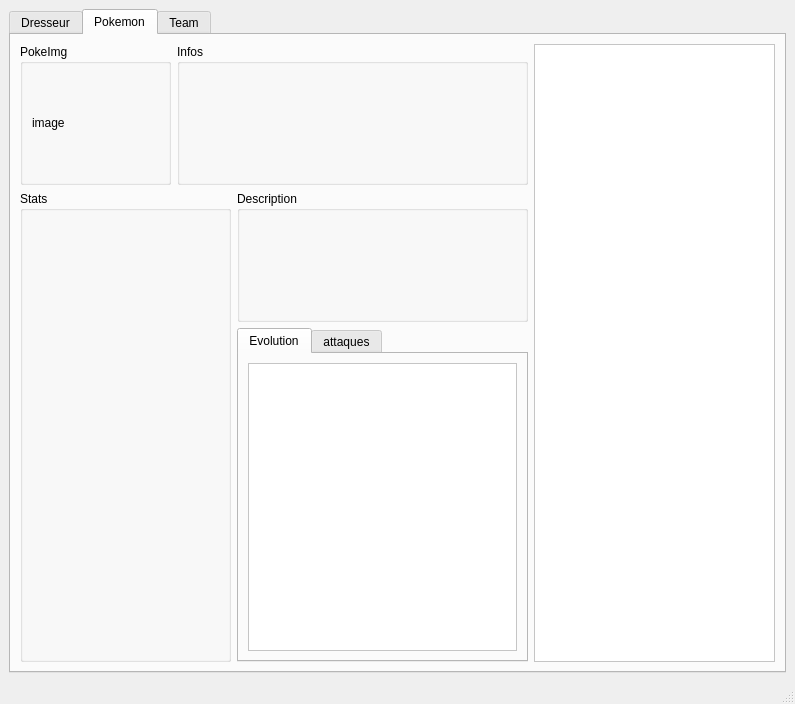
RemiGuillard/poketroll, file pokedex.ui: the form before one commit.
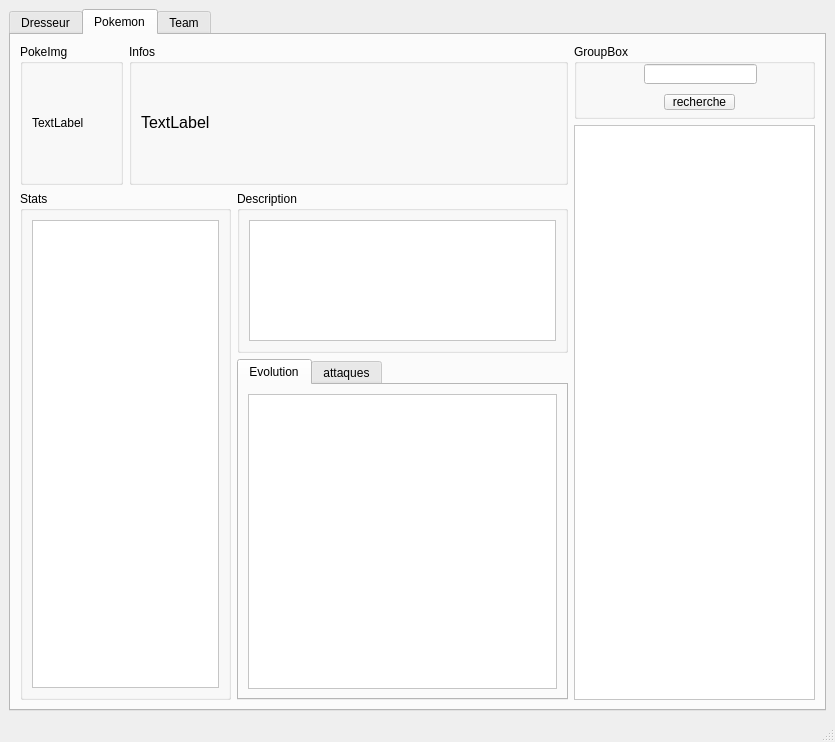
The form after the commit. The open tabs and pages were chosen to show the change.

Commit message: etape 1 fini + recherche de pokemon

```diff
--- a/pokedex.ui
+++ b/pokedex.ui
@@ -6,14 +6,14 @@
    <rect>
     <x>0</x>
     <y>0</y>
-    <width>795</width>
-    <height>704</height>
+    <width>835</width>
+    <height>742</height>
    </rect>
   </property>
   <property name="minimumSize">
    <size>
-    <width>795</width>
-    <height>704</height>
+    <width>835</width>
+    <height>742</height>
    </size>
   </property>
   <property name="windowTitle">
@@ -119,12 +119,12 @@
         <string>Pokemon</string>
        </attribute>
        <layout class="QGridLayout" name="gridLayout">
-        <item row="0" column="0">
+        <item row="0" column="0" rowspan="2">
          <widget class="QGroupBox" name="pokeImg">
           <property name="minimumSize">
            <size>
-            <width>151</width>
-            <height>141</height>
+            <width>80</width>
+            <height>80</height>
            </size>
           </property>
           <property name="title">
@@ -134,14 +134,14 @@
            <item>
             <widget class="QLabel" name="label">
              <property name="text">
-              <string>image</string>
+              <string>TextLabel</string>
              </property>
             </widget>
            </item>
           </layout>
          </widget>
         </item>
-        <item row="0" column="1" colspan="2">
+        <item row="0" column="1" rowspan="2" colspan="2">
          <widget class="QGroupBox" name="pokeIdNom">
           <property name="minimumSize">
            <size>
@@ -152,19 +152,75 @@
           <property name="title">
            <string>Infos</string>
           </property>
+          <layout class="QHBoxLayout" name="horizontalLayout_4">
+           <item>
+            <widget class="QLabel" name="labelName">
+             <property name="font">
+              <font>
+               <pointsize>12</pointsize>
+              </font>
+             </property>
+             <property name="focusPolicy">
+              <enum>Qt::StrongFocus</enum>
+             </property>
+             <property name="autoFillBackground">
+              <bool>false</bool>
+             </property>
+             <property name="text">
+              <string>TextLabel</string>
+             </property>
+            </widget>
+           </item>
+          </layout>
          </widget>
         </item>
-        <item row="0" column="3" rowspan="3">
+        <item row="0" column="3">
+         <widget class="QGroupBox" name="groupBox">
+          <property name="minimumSize">
+           <size>
+            <width>231</width>
+            <height>75</height>
+           </size>
+          </property>
+          <property name="title">
+           <string>GroupBox</string>
+          </property>
+          <widget class="QPushButton" name="searchButton">
+           <property name="geometry">
+            <rect>
+             <x>90</x>
+             <y>50</y>
+             <width>71</width>
+             <height>16</height>
+            </rect>
+           </property>
+           <property name="text">
+            <string>recherche</string>
+           </property>
+          </widget>
+          <widget class="QLineEdit" name="searchLine">
+           <property name="geometry">
+            <rect>
+             <x>70</x>
+             <y>20</y>
+             <width>113</width>
+             <height>20</height>
+            </rect>
+           </property>
+          </widget>
+         </widget>
+        </item>
+        <item row="1" column="3" rowspan="3">
          <widget class="QListWidget" name="pokeList">
           <property name="minimumSize">
            <size>
             <width>241</width>
-            <height>571</height>
+            <height>561</height>
            </size>
           </property>
          </widget>
         </item>
-        <item row="1" column="0" rowspan="2" colspan="2">
+        <item row="2" column="0" rowspan="2" colspan="2">
          <widget class="QGroupBox" name="pokeStats">
           <property name="minimumSize">
            <size>
@@ -175,27 +231,52 @@
           <property name="title">
            <string>Stats</string>
           </property>
+          <layout class="QVBoxLayout" name="verticalLayout_2">
+           <item>
+            <widget class="QTextBrowser" name="textStats">
+             <property name="font">
+              <font>
+               <pointsize>12</pointsize>
+              </font>
+             </property>
+            </widget>
+           </item>
+          </layout>
          </widget>
         </item>
-        <item row="1" column="2">
+        <item row="2" column="2">
          <widget class="QGroupBox" name="pokeDescription">
           <property name="minimumSize">
            <size>
             <width>281</width>
-            <height>131</height>
+            <height>100</height>
            </size>
           </property>
           <property name="title">
            <string>Description</string>
           </property>
+          <layout class="QVBoxLayout" name="verticalLayout">
+           <item>
+            <widget class="QTextBrowser" name="descr">
+             <property name="enabled">
+              <bool>true</bool>
+             </property>
+             <property name="font">
+              <font>
+               <pointsize>12</pointsize>
+              </font>
+             </property>
+            </widget>
+           </item>
+          </layout>
          </widget>
         </item>
-        <item row="2" column="2">
+        <item row="3" column="2">
          <widget class="QTabWidget" name="pokeEvoAttack">
           <property name="minimumSize">
            <size>
             <width>281</width>
-            <height>261</height>
+            <height>341</height>
            </size>
           </property>
           <property name="currentIndex">
@@ -207,7 +288,13 @@
            </attribute>
            <layout class="QHBoxLayout" name="horizontalLayout_2">
             <item>
-             <widget class="QListWidget" name="listEvo"/>
+             <widget class="QListWidget" name="listEvo">
+              <property name="font">
+               <font>
+                <pointsize>12</pointsize>
+               </font>
+              </property>
+             </widget>
             </item>
            </layout>
           </widget>
```
Left out of the diff: 11 changed lines with no effect on the pictures. The commit also changes 8 other files.
